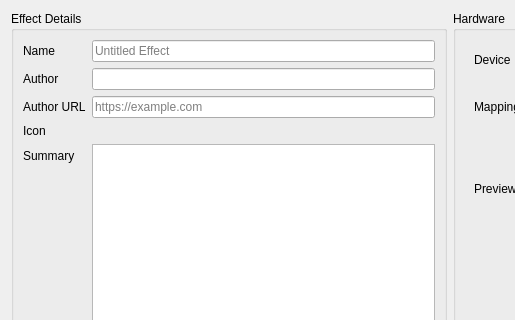
Old version of the form data/qt/effect-metadata-editor.ui in the repository polychromatic/polychromatic; both pictures show x 0 to 515 and y 0 to 320 of the 900 by 450 pixel window.
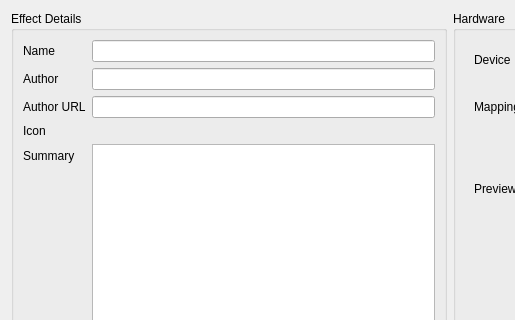
New version of the form. Icons and pictures are not drawn.

Commit message:
controller: Remove effect metadata placeholder text
To remove any ambiguity that these fields are not saved.

The style also fixes the wrong placeholder text colour in the
stylesheet. There is a bug in Qt 5.15.3 with the wrong colour:
https://bugreports.qt.io/browse/QTBUG-92199

```diff
--- a/data/qt/effect-metadata-editor.ui
+++ b/data/qt/effect-metadata-editor.ui
@@ -62,9 +62,6 @@
            <property name="toolTip">
             <string/>
            </property>
-           <property name="placeholderText">
-            <string extracomment="Placeholder example text for an effect name">Untitled Effect</string>
-           </property>
           </widget>
          </item>
          <item row="1" column="0">
@@ -89,11 +86,7 @@
           </widget>
          </item>
          <item row="2" column="1">
-          <widget class="QLineEdit" name="AuthorURL">
-           <property name="placeholderText">
-            <string notr="true" extracomment="An example author URL">https://example.com</string>
-           </property>
-          </widget>
+          <widget class="QLineEdit" name="AuthorURL"/>
          </item>
          <item row="4" column="0">
           <widget class="QLabel" name="EffectIconLabel">
```
The commit also changes 2 other files.
